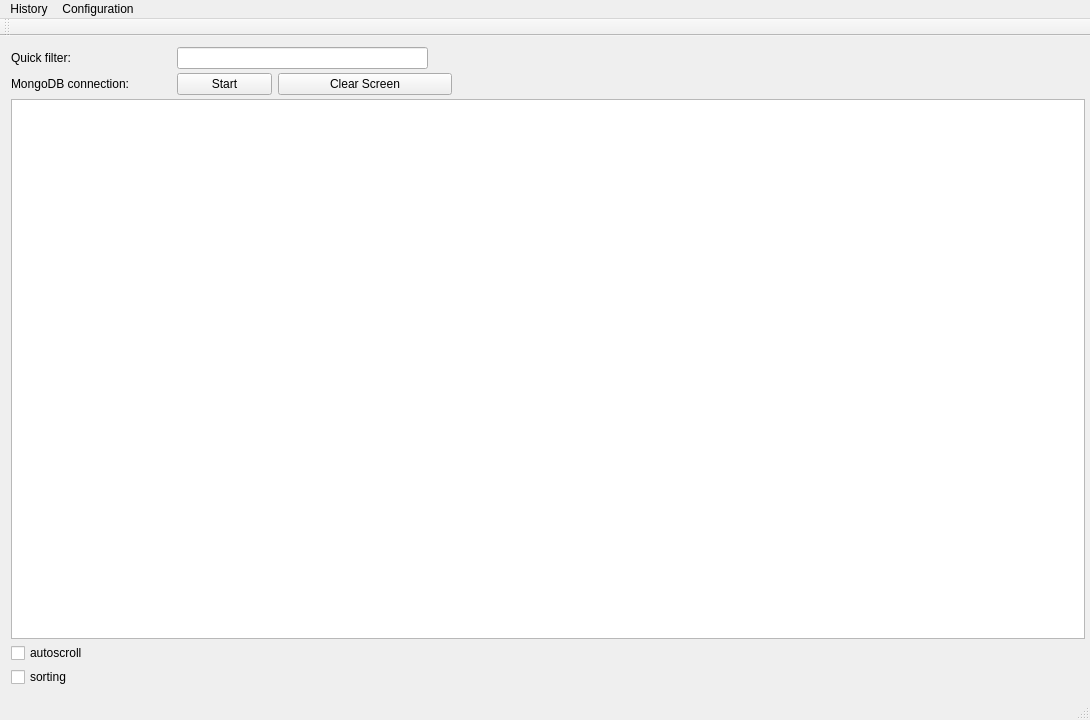
Qt form mainwindow.ui (kr0st/fpgui) before a commit.
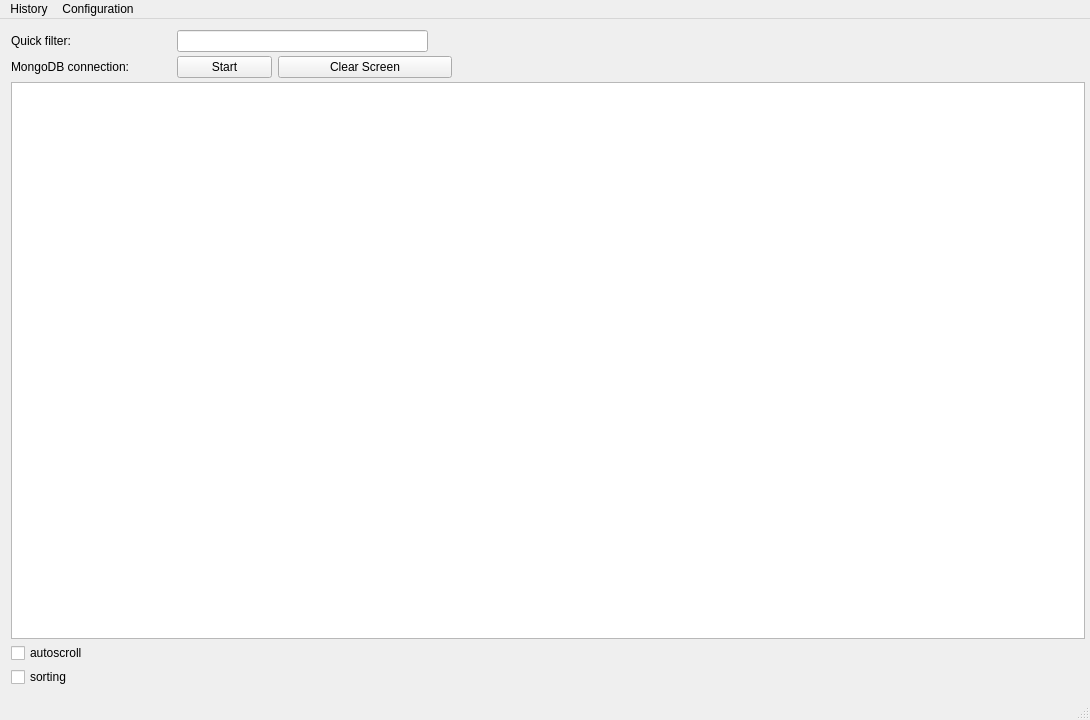
The same form after that commit.

```diff
--- a/mainwindow.ui
+++ b/mainwindow.ui
@@ -195,6 +195,7 @@
     </item>
    </layout>
   </widget>
+  <widget class="QStatusBar" name="statusBar"/>
   <widget class="QMenuBar" name="menuBar">
    <property name="geometry">
     <rect>
@@ -219,15 +220,6 @@
    <addaction name="menuHistory"/>
    <addaction name="menuPreferences"/>
   </widget>
-  <widget class="QToolBar" name="mainToolBar">
-   <attribute name="toolBarArea">
-    <enum>TopToolBarArea</enum>
-   </attribute>
-   <attribute name="toolBarBreak">
-    <bool>false</bool>
-   </attribute>
-  </widget>
-  <widget class="QStatusBar" name="statusBar"/>
   <action name="actionBrowse">
    <property name="text">
     <string>Browse</string>
```
